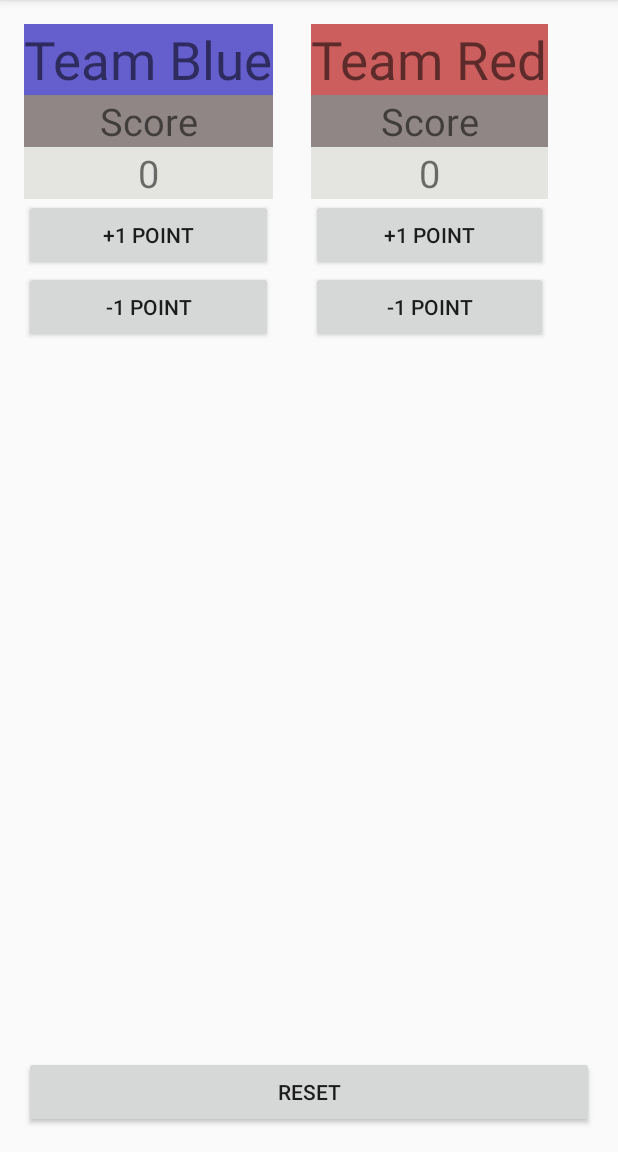
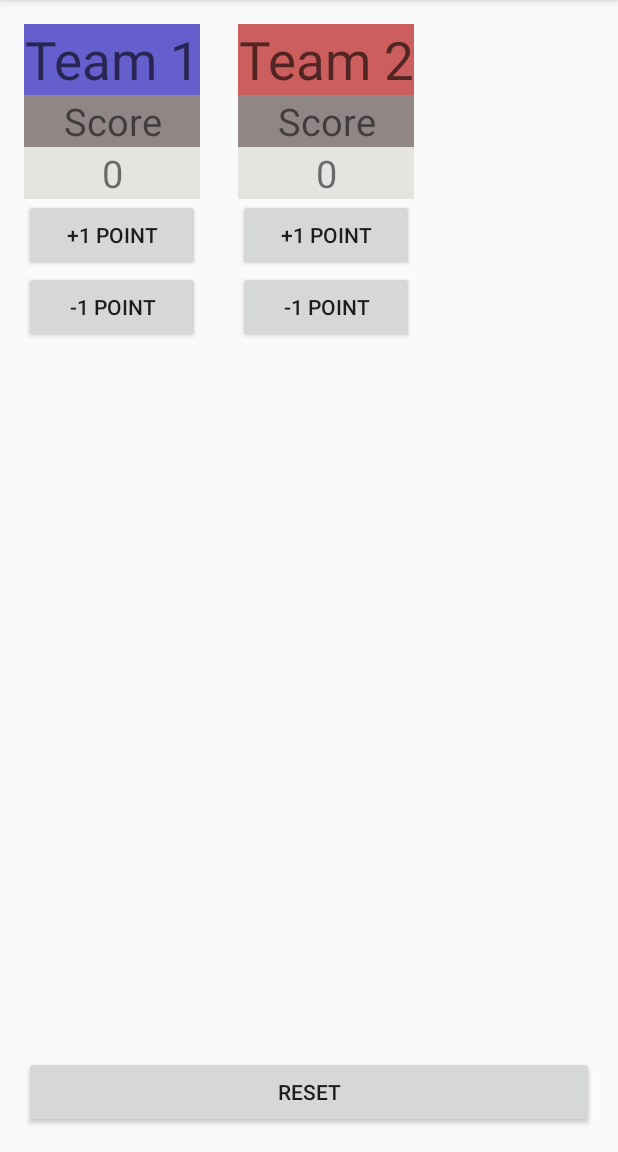
Before and after one commit to Jackson-McGlasson/CourtCounter, an Android app: the screen it shows after launch (MainActivity), on a phone screen of 412 x 824 dp, the part 84-1236 px from its top. Run offline under Robolectric (Android 15) with nearby library versions, the phone set to English and light mode, and no system bars.

Commit message:
work on milestone 9

```diff
--- a/app/src/main/java/com/academy/app/courtcounter/MainActivity.java
+++ b/app/src/main/java/com/academy/app/courtcounter/MainActivity.java
@@ -6,20 +6,31 @@ import android.media.MediaPlayer;
 import android.support.v7.app.AppCompatActivity;
 import android.os.Bundle;
 import android.widget.Button;
+import android.widget.EditText;
 import android.widget.TextView;
 
 public class MainActivity extends AppCompatActivity {
     private TextView textView3;
     private TextView textView6;
+    private String team1Name;
+    private String team2Name;
     private int a;
     private int b;
     private int team1Score;
     private int team2Score;
 
+//    public EditText textView1(){
+//
+//    }
+//
+//    public EditText textView4(){
+//
+//    }
+
     public void blueClickPlus(Button button1){
         a++;
         textView3.setText(String.valueOf(a));
-        textView3.setText("" +a);
+        textView3.setText(a);
         team1Score = a;
         MediaPlayer mediaPlayer = MediaPlayer.create(getApplicationContext(), R.raw.boom);
         mediaPlayer.start();
@@ -53,10 +64,10 @@ public class MainActivity extends AppCompatActivity {
         gameOverAlert= new AlertDialog.Builder(MainActivity.this).create();
         gameOverAlert.setTitle("Alert Title");
         if (team1Score > team2Score) {
-            gameOverAlert.setMessage("Team 1 wins");
+            gameOverAlert.setMessage(team1Name + " Wins!");
         }
         if (team2Score > team1Score) {
-            gameOverAlert.setMessage("Team 2 wins");
+            gameOverAlert.setMessage(team2Name + " Wins!");
         }
         gameOverAlert.setButton(AlertDialog.BUTTON_NEUTRAL, "OK",
                 new DialogInterface.OnClickListener() {
@@ -75,5 +86,6 @@ public class MainActivity extends AppCompatActivity {
         textView3.setText("0");
         textView6 = (TextView)findViewById(R.id.textView6);
         textView6.setText("0");
+        //team1Name = textView1.getText().toString();
     }
 }
--- a/app/src/main/res/layout/activity_main.xml
+++ b/app/src/main/res/layout/activity_main.xml
@@ -19,10 +19,12 @@
             android:layout_width="wrap_content"
             android:layout_height="wrap_content"
             android:paddingRight="25sp">
-            <TextView
-                android:layout_width="wrap_content"
+            <EditText
+                android:layout_width="match_parent"
                 android:layout_height="wrap_content"
-                android:text="Team Blue"
+                android:hint="Team 1"
+                android:imeOptions = "actionDone"
+                android:inputType="text"
                 android:textAlignment="center"
                 android:textSize="35sp"
                 android:id="@+id/textView1"
@@ -32,7 +34,7 @@
                 android:layout_alignParentTop="true"
                 android:layout_alignParentRight="true"
                 android:layout_alignParentEnd="true"
-                android:autoText="true" />
+                 />
 
             <TextView
                 android:layout_width="match_parent"
@@ -85,10 +87,12 @@
             android:layout_alignParentRight="true"
             android:layout_alignParentEnd="true">
 
-            <TextView
+            <EditText
                 android:layout_width="match_parent"
                 android:layout_height="wrap_content"
-                android:text="Team Red"
+                android:hint="Team 2"
+                android:imeOptions = "actionDone"
+                android:inputType="text"
                 android:textAlignment="center"
                 android:textSize="35sp"
                 android:id="@+id/textView4"
```
Also changed, not shown: 1 other file.
